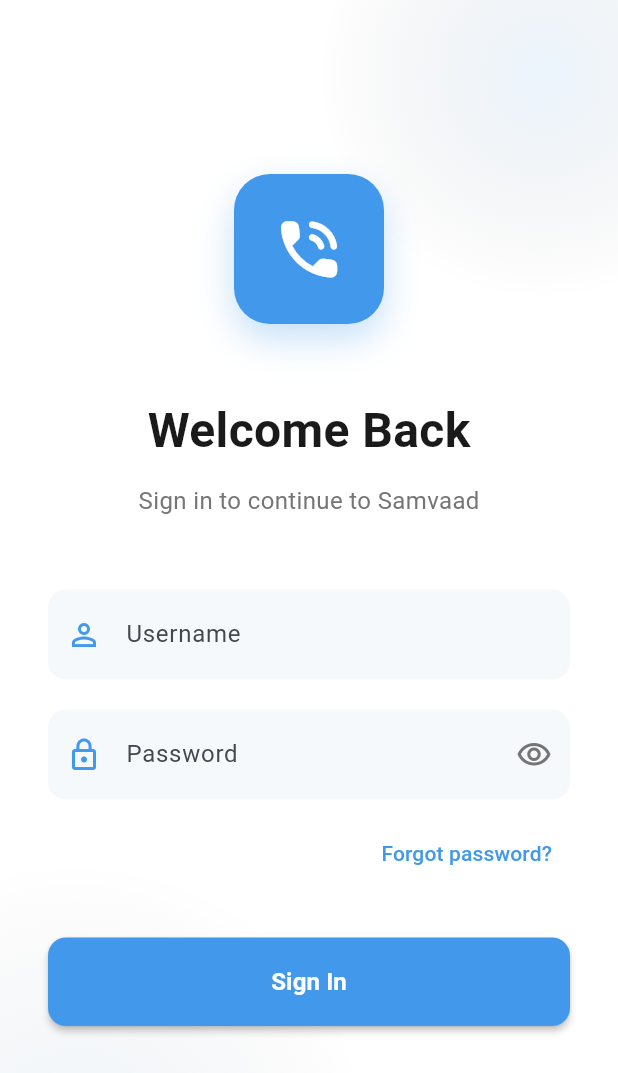
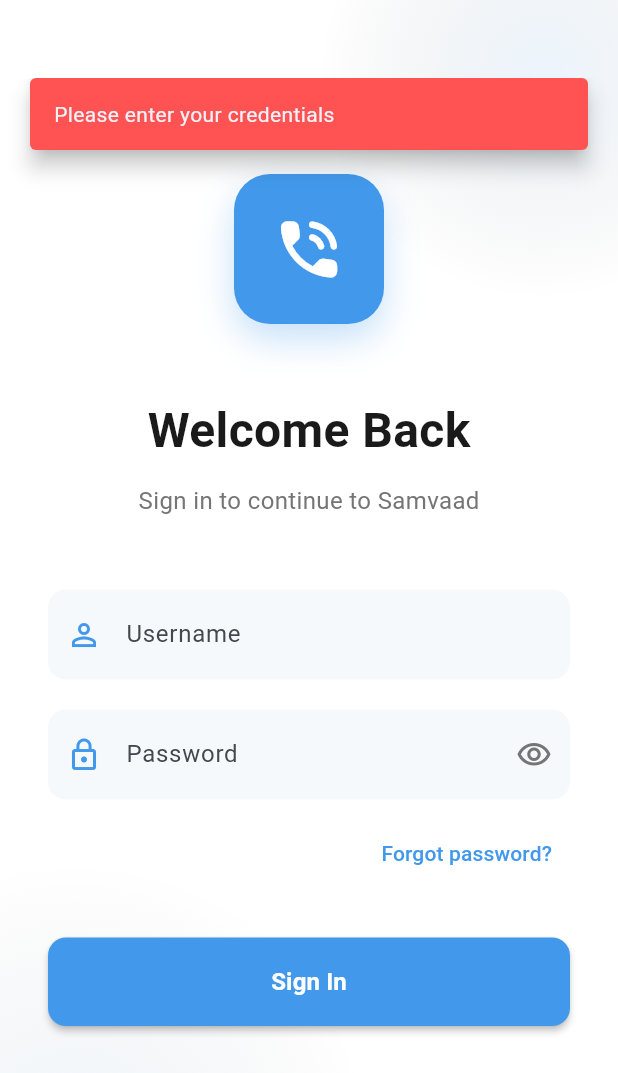
Before and after one commit to tosif121/samvaad, a Flutter app: the screen it shows after launch, after a tap on "Sign In", on a phone screen of 412 x 824 dp. Shown: the top 1073 px of the screen. Run offline on Flutter 3.47's test engine with Material 3 defaults, Android fonts, the phone set to English and light mode, and no system bars; our stand-ins replace firebase_core, firebase_messaging, flutter_local_notifications, permission_handler, shared_preferences; missing offline and left inert: dart:html, flutter_webrtc, sip_ua; accounts and stored records are empty.

Commit message:
revert to working commit 5afeecf

```diff
--- a/lib/screens/login_screen.dart
+++ b/lib/screens/login_screen.dart
@@ -82,11 +82,14 @@
   }
 
   Future<void> _handleLogin() async {
+    // Validation
     if (_usernameController.text.isEmpty || _passwordController.text.isEmpty) {
+      _showError('Please enter your credentials');
       return;
     }
 
     if (_passwordController.text.length < 6) {
+      _showError('Password must be at least 6 characters');
       return;
     }
 
@@ -104,9 +107,37 @@
 
       if (result['success'] == true) {
         final userData = result['data']['userData'];
+        final daysRemaining = result['data']['subscriptionDaysRemaining'];
 
-        await _requestPermissions();
+        // Show subscription warnings if needed
+        if (daysRemaining != null) {
+          if (daysRemaining < 0) {
+            _showWarning(
+              'Your subscription expired ${daysRemaining.abs()} days ago',
+            );
+          } else if (daysRemaining < 3) {
+            _showWarning('Your subscription expires in $daysRemaining days');
+          }
+        }
+
+        _showSuccess('Login successful');
+
+        // Request runtime permissions before proceeding
+        final micGranted = await _requestPermissions();
+        if (!micGranted && mounted) {
+          _showWarning(
+            'Microphone permission is required for calls. '
+            'Please grant it in Settings.',
+          );
+        }
+
         _navigateToDialpad(userData);
+      } else {
+        _showError(result['message'] ?? 'Login failed');
+      }
+    } catch (e) {
+      if (mounted) {
+        _showError('An error occurred: ${e.toString()}');
       }
     } finally {
       if (mounted) {
@@ -115,6 +146,51 @@
         });
       }
     }
+  }
+
+  void _showError(String message) {
+    ScaffoldMessenger.of(context).showSnackBar(
+      SnackBar(
+        content: Text(message),
+        backgroundColor: Colors.redAccent,
+        behavior: SnackBarBehavior.floating,
+        margin: EdgeInsets.only(
+          bottom: MediaQuery.of(context).size.height - 100,
+          left: 20,
+          right: 20,
+        ),
+      ),
+    );
+  }
+
+  void _showSuccess(String message) {
+    ScaffoldMessenger.of(context).showSnackBar(
+      SnackBar(
+        content: Text(message),
+        backgroundColor: Colors.green,
+        behavior: SnackBarBehavior.floating,
+        margin: EdgeInsets.only(
+          bottom: MediaQuery.of(context).size.height - 100,
+          left: 20,
+          right: 20,
+        ),
+      ),
+    );
+  }
+
+  void _showWarning(String message) {
+    ScaffoldMessenger.of(context).showSnackBar(
+      SnackBar(
+        content: Text(message),
+        backgroundColor: Colors.orange,
+        behavior: SnackBarBehavior.floating,
+        margin: EdgeInsets.only(
+          bottom: MediaQuery.of(context).size.height - 100,
+          left: 20,
+          right: 20,
+        ),
+      ),
+    );
   }
 
   @override
```
Also changed, not shown: lib/screens/dialpad_screen.dart (+16 -0 lines), lib/screens/outgoing_call_screen.dart (+10 -25 lines), lib/services/api_service.dart (+6 -2 lines), lib/services/sip_socket_service.dart (+0 -38 lines), 1 other file.
